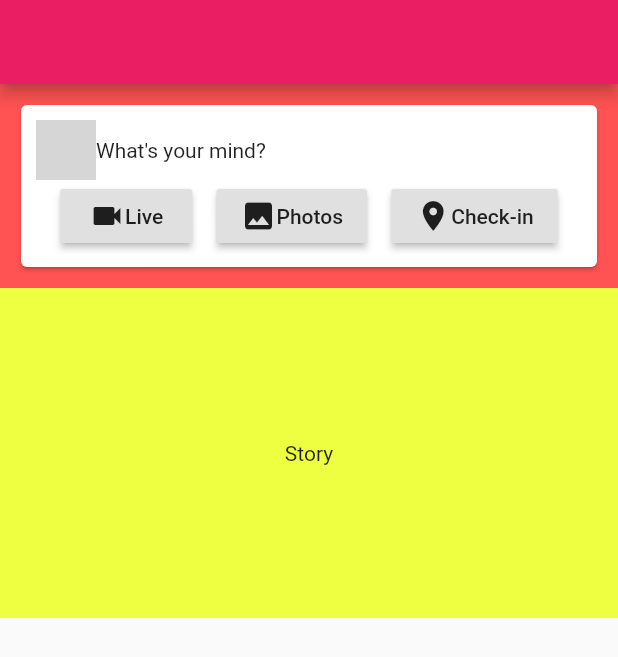
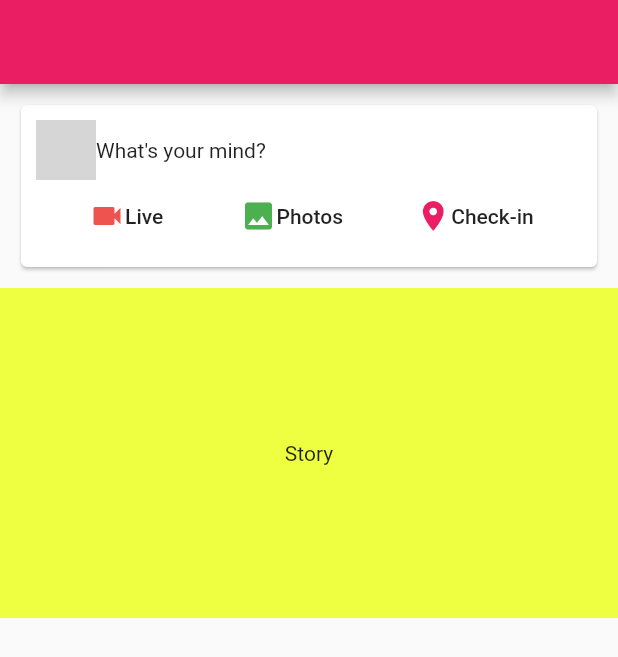
Before and after one commit to teerasej/flutter-facebook-clone, a Flutter app: the screen it shows after launch, on a phone screen of 412 x 824 dp. Shown: the top 657 px of the screen. Run offline on Flutter 3.47's test engine with Material 2 defaults, Android fonts, the phone set to English and light mode, and no system bars; network calls fail; grey boxes are pictures that could not be loaded.

Commit message:
Change to FlatButton and add color to icon

```diff
--- a/lib/widgets/new_post.dart
+++ b/lib/widgets/new_post.dart
@@ -10,7 +10,7 @@ class _NewPostState extends State<NewPost> {
     return Container(
         // height: 100.0,
         padding: EdgeInsets.all(10.0),
-        color: Colors.redAccent,
+        // color: Colors.redAccent,
         child: Card(
           child: Padding(
               padding: EdgeInsets.all(10.0),
@@ -33,26 +33,29 @@ class _NewPostState extends State<NewPost> {
                   Row(
                     mainAxisAlignment: MainAxisAlignment.spaceEvenly,
                     children: <Widget>[
-                      RaisedButton(
+                      FlatButton(
                         onPressed: () {},
                         child: Row(
                           children: <Widget>[
-                            Icon(Icons.videocam),
+                            Icon(Icons.videocam, color: Colors.red[400]),
                             Text('Live')
                           ],
                         ),
                       ),
-                      RaisedButton(
-                        onPressed: () {},
-                        child: Row(
-                          children: <Widget>[Icon(Icons.photo), Text('Photos')],
-                        ),
-                      ),
-                      RaisedButton(
+                      FlatButton(
                         onPressed: () {},
                         child: Row(
                           children: <Widget>[
-                            Icon(Icons.place),
+                            Icon(Icons.photo, color: Colors.green),
+                            Text('Photos')
+                          ],
+                        ),
+                      ),
+                      FlatButton(
+                        onPressed: () {},
+                        child: Row(
+                          children: <Widget>[
+                            Icon(Icons.place, color: Colors.pink),
                             Text('Check-in')
                           ],
                         ),
```
